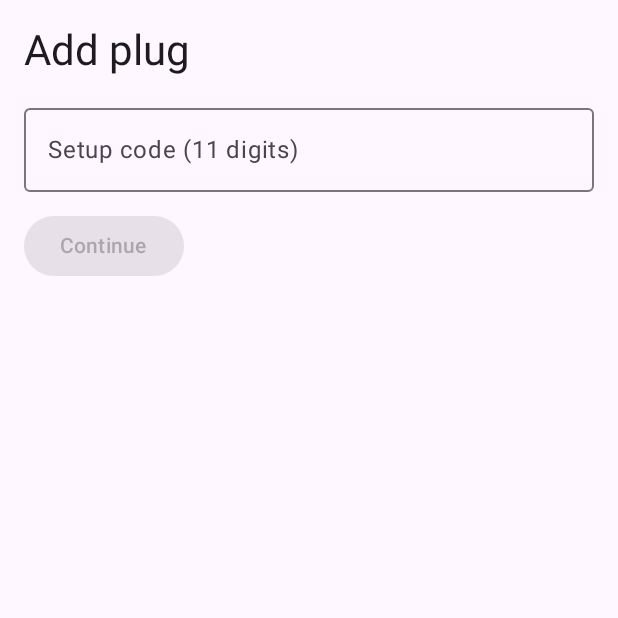
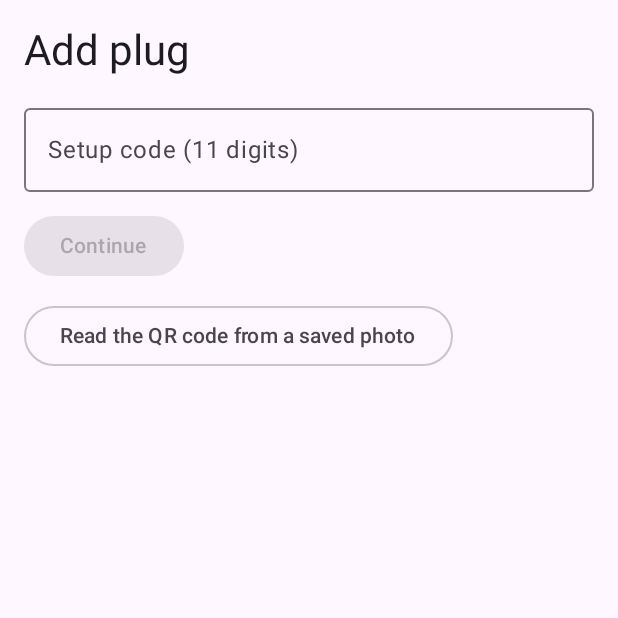
Before and after one commit to AAAngusL/matter_plug, an Android app built with Jetpack Compose: the screen it shows after launch (MainActivity), on a phone screen of 412 x 824 dp, the top half of it. Run offline under Robolectric (Android 15) with nearby library versions, the phone set to English and light mode, and no system bars; libraries missing offline, so code that uses them is left out: chip.devicecontroller; 1 statement that could not run was skipped.

Commit message:
Pairing: read the QR code from a saved photo
Why: after the plug was re-paired in Tapo, its Matter code was on the
phone's screen in another app, where the camera cannot scan it. A
screenshot of it could not be used.

What: Add plug gets "Read the QR code from a saved photo". It opens the
system photo picker (no permission needed) and reads the code with ZXing.
QrPhoto decodes ARGB pixels at up to 2048, 1024 and 512 px on the longest
side, with the hybrid and the global-histogram binarizer. A found code
goes through submitCode like a scanned one; no code shows an error line.

Proved: QrPhotoTest (6 tests: screenshot, small code in a 3000x4000
photo, codes in colour, no code, empty photo, size mismatch); the reading
tests failed before the decoder existed. Mutator 8/10 killed; the two
survivors (TRY_HARDER, mirroring) make no difference on clean test images.
On the phone: the plug was paired from a screenshot of Tapo's Matter code.

Co-Authored-By: Claude Opus 5.5 <noreply@anthropic.com>

```diff
--- a/app/app/src/main/java/app/matterplug/pairing/PairingScreen.kt
+++ b/app/app/src/main/java/app/matterplug/pairing/PairingScreen.kt
@@ -5,6 +5,7 @@ import android.content.pm.PackageManager
 import android.os.Build
 import androidx.activity.compose.BackHandler
 import androidx.activity.compose.rememberLauncherForActivityResult
+import androidx.activity.result.PickVisualMediaRequest
 import androidx.activity.result.contract.ActivityResultContracts
 import androidx.compose.foundation.layout.Arrangement
 import androidx.compose.foundation.layout.Box
@@ -32,6 +33,7 @@ import androidx.compose.runtime.LaunchedEffect
 import androidx.compose.runtime.getValue
 import androidx.compose.runtime.mutableStateOf
 import androidx.compose.runtime.remember
+import androidx.compose.runtime.rememberCoroutineScope
 import androidx.compose.runtime.saveable.rememberSaveable
 import androidx.compose.runtime.setValue
 import androidx.compose.ui.Alignment
@@ -47,6 +49,7 @@ import androidx.lifecycle.compose.collectAsStateWithLifecycle
 import androidx.lifecycle.viewmodel.compose.viewModel
 import app.matterplug.R
 import app.matterplug.matter.PairingStage
+import kotlinx.coroutines.launch
 
 /**
  * Pairing flow of spec section 7.1. Shown when the plug list is empty, and from "Add plug" in the plug switcher.
@@ -130,9 +133,35 @@ private fun EnterCodeStep(viewModel: PairingViewModel, state: PairingState.Enter
         }
     }
 
+    PhotoButton(onCode = viewModel::submitCode)
+
     if (state.notMatterCode) {
         Text(stringResource(R.string.err_not_matter_code), color = MaterialTheme.colorScheme.error)
     }
+}
+
+/** Reads the QR code from a saved photo or screenshot. The system photo picker needs no permission. */
+@Composable
+private fun PhotoButton(onCode: (String) -> Unit) {
+    val context = LocalContext.current
+    val scope = rememberCoroutineScope()
+    var reading by remember { mutableStateOf(false) }
+    var noCode by rememberSaveable { mutableStateOf(false) }
+    val picker = rememberLauncherForActivityResult(ActivityResultContracts.PickVisualMedia()) { uri ->
+        if (uri == null) return@rememberLauncherForActivityResult
+        reading = true
+        noCode = false
+        scope.launch {
+            val text = readQrFromPhoto(context, uri)
+            reading = false
+            if (text == null) noCode = true else onCode(text)
+        }
+    }
+    OutlinedButton(
+        enabled = !reading,
+        onClick = { picker.launch(PickVisualMediaRequest(ActivityResultContracts.PickVisualMedia.ImageOnly)) }
+    ) { Text(stringResource(if (reading) R.string.pair_photo_reading else R.string.pair_pick_photo)) }
+    if (noCode) Text(stringResource(R.string.pair_photo_no_code), color = MaterialTheme.colorScheme.error)
 }
 
 // ---- EnterWifi ----
--- a/app/app/src/main/res/values/strings.xml
+++ b/app/app/src/main/res/values/strings.xml
@@ -78,6 +78,9 @@
     <string name="pair_scan_hint">Point the camera at the Matter QR code on the plug.</string>
     <string name="pair_type_instead">Type the code instead</string>
     <string name="pair_scan_instead">Scan the QR code instead</string>
+    <string name="pair_pick_photo">Read the QR code from a saved photo</string>
+    <string name="pair_photo_reading">Reading the photo…</string>
+    <string name="pair_photo_no_code">No QR code found in that photo. Try a sharper photo, or type the code.</string>
     <string name="pair_camera_denied">The camera is not available. Type the code instead.</string>
     <string name="pair_code_label">Setup code (11 digits)</string>
     <string name="pair_continue">Continue</string>
```
Also changed, not shown: app/app/src/main/java/app/matterplug/pairing/QrPhoto.kt (added, +65 -0 lines), app/app/src/main/java/app/matterplug/pairing/QrScanner.kt (+29 -0 lines), 1 other file.
